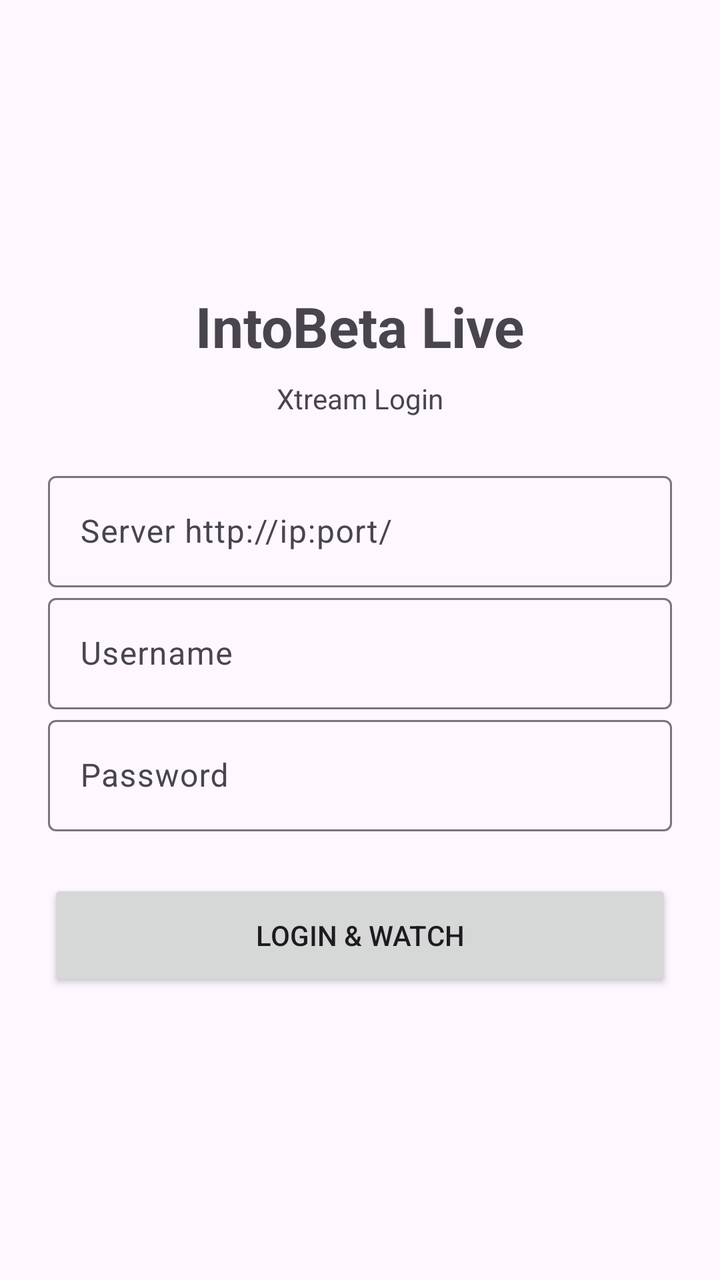
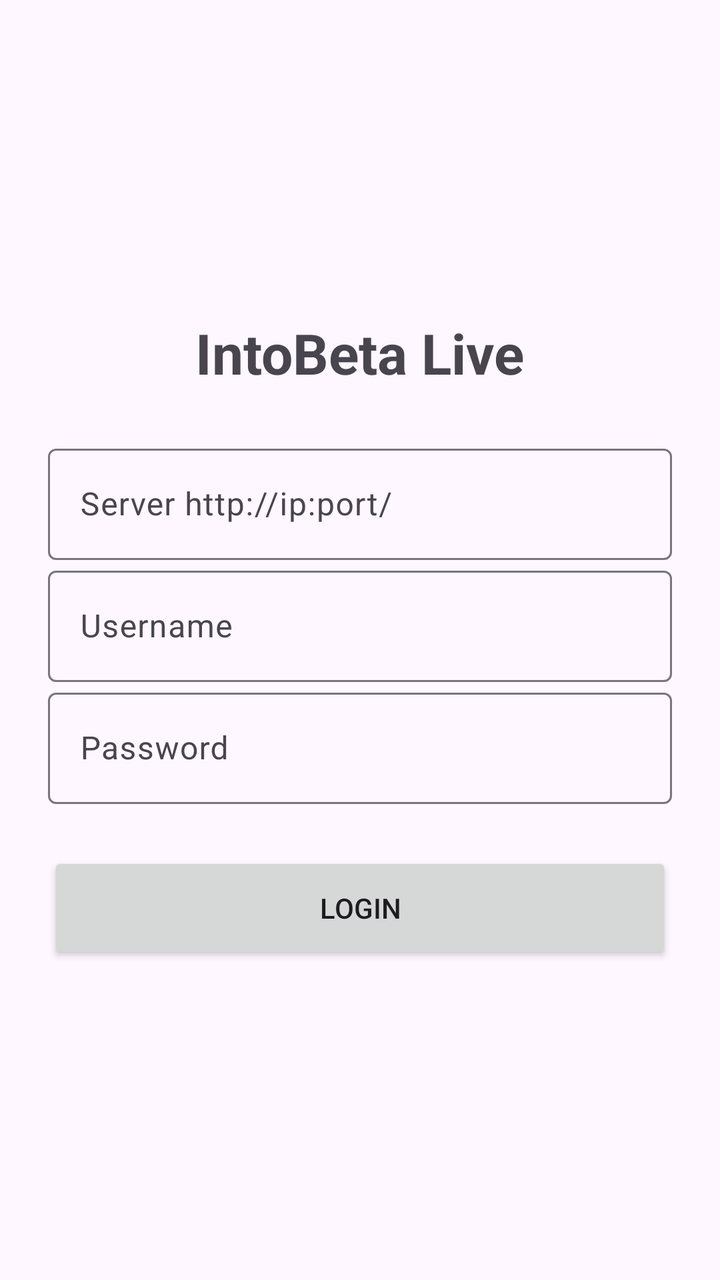

An Android layout rendered at two revisions. The XML below is the earlier revision; the diff shows what the commit changed to produce the second picture.
<!-- AndroidManifest.xml: application theme Theme.IntoBeta -->
<!-- res/layout/activity_login.xml -->
<?xml version="1.0" encoding="utf-8"?>
<LinearLayout xmlns:android="http://schemas.android.com/apk/res/android" android:orientation="vertical" android:padding="24dp" android:layout_width="match_parent" android:layout_height="match_parent" android:gravity="center">
    <TextView android:text="IntoBeta Live" android:textSize="28sp" android:textStyle="bold" android:layout_width="wrap_content" android:layout_height="wrap_content"/>
    <TextView android:text="Xtream Login" android:layout_marginTop="8dp" android:layout_width="wrap_content" android:layout_height="wrap_content"/>
    <com.google.android.material.textfield.TextInputLayout android:layout_marginTop="24dp" android:layout_width="match_parent" android:layout_height="wrap_content">
        <com.google.android.material.textfield.TextInputEditText android:id="@+id/etServer" android:hint="Server http://ip:port/" android:layout_width="match_parent" android:layout_height="wrap_content"/>
    </com.google.android.material.textfield.TextInputLayout>
    <com.google.android.material.textfield.TextInputLayout android:layout_width="match_parent" android:layout_height="wrap_content">
        <com.google.android.material.textfield.TextInputEditText android:id="@+id/etUser" android:hint="Username" android:layout_width="match_parent" android:layout_height="wrap_content"/>
    </com.google.android.material.textfield.TextInputLayout>
    <com.google.android.material.textfield.TextInputLayout android:layout_width="match_parent" android:layout_height="wrap_content">
        <com.google.android.material.textfield.TextInputEditText android:id="@+id/etPass" android:hint="Password" android:inputType="textPassword" android:layout_width="match_parent" android:layout_height="wrap_content"/>
    </com.google.android.material.textfield.TextInputLayout>
    <Button android:id="@+id/btnLogin" android:text="LOGIN &amp; WATCH" android:layout_marginTop="24dp" android:layout_width="match_parent" android:layout_height="56dp"/>
</LinearLayout>
<!-- resources referenced by this layout -->
<resources>
  <style name="Theme.IntoBeta" parent="Theme.Material3.DayNight">
          <item name="colorPrimary">#FF3D00</item>
      </style>
</resources>

<!-- the commit's change to res/layout/activity_login.xml (unified diff, before → after) -->
@@ -1,15 +1,8 @@
 <?xml version="1.0" encoding="utf-8"?>
-<LinearLayout xmlns:android="http://schemas.android.com/apk/res/android" android:orientation="vertical" android:padding="24dp" android:layout_width="match_parent" android:layout_height="match_parent" android:gravity="center">
-    <TextView android:text="IntoBeta Live" android:textSize="28sp" android:textStyle="bold" android:layout_width="wrap_content" android:layout_height="wrap_content"/>
-    <TextView android:text="Xtream Login" android:layout_marginTop="8dp" android:layout_width="wrap_content" android:layout_height="wrap_content"/>
-    <com.google.android.material.textfield.TextInputLayout android:layout_marginTop="24dp" android:layout_width="match_parent" android:layout_height="wrap_content">
-        <com.google.android.material.textfield.TextInputEditText android:id="@+id/etServer" android:hint="Server http://ip:port/" android:layout_width="match_parent" android:layout_height="wrap_content"/>
-    </com.google.android.material.textfield.TextInputLayout>
-    <com.google.android.material.textfield.TextInputLayout android:layout_width="match_parent" android:layout_height="wrap_content">
-        <com.google.android.material.textfield.TextInputEditText android:id="@+id/etUser" android:hint="Username" android:layout_width="match_parent" android:layout_height="wrap_content"/>
-    </com.google.android.material.textfield.TextInputLayout>
-    <com.google.android.material.textfield.TextInputLayout android:layout_width="match_parent" android:layout_height="wrap_content">
-        <com.google.android.material.textfield.TextInputEditText android:id="@+id/etPass" android:hint="Password" android:inputType="textPassword" android:layout_width="match_parent" android:layout_height="wrap_content"/>
-    </com.google.android.material.textfield.TextInputLayout>
-    <Button android:id="@+id/btnLogin" android:text="LOGIN &amp; WATCH" android:layout_marginTop="24dp" android:layout_width="match_parent" android:layout_height="56dp"/>
+<LinearLayout xmlns:android="http://schemas.android.com/apk/res/android" android:orientation="vertical" android:padding="24dp" android:gravity="center" android:layout_width="match_parent" android:layout_height="match_parent">
+<TextView android:text="IntoBeta Live" android:textSize="28sp" android:textStyle="bold" android:layout_width="wrap_content" android:layout_height="wrap_content"/>
+<com.google.android.material.textfield.TextInputLayout android:layout_marginTop="24dp" android:layout_width="match_parent" android:layout_height="wrap_content"><com.google.android.material.textfield.TextInputEditText android:id="@+id/etServer" android:hint="Server http://ip:port/" android:layout_width="match_parent" android:layout_height="wrap_content"/></com.google.android.material.textfield.TextInputLayout>
+<com.google.android.material.textfield.TextInputLayout android:layout_width="match_parent" android:layout_height="wrap_content"><com.google.android.material.textfield.TextInputEditText android:id="@+id/etUser" android:hint="Username" android:layout_width="match_parent" android:layout_height="wrap_content"/></com.google.android.material.textfield.TextInputLayout>
+<com.google.android.material.textfield.TextInputLayout android:layout_width="match_parent" android:layout_height="wrap_content"><com.google.android.material.textfield.TextInputEditText android:id="@+id/etPass" android:hint="Password" android:inputType="textPassword" android:layout_width="match_parent" android:layout_height="wrap_content"/></com.google.android.material.textfield.TextInputLayout>
+<Button android:id="@+id/btnLogin" android:text="LOGIN" android:layout_marginTop="24dp" android:layout_width="match_parent" android:layout_height="56dp"/>
 </LinearLayout>
<!-- resource entries referenced after the edit -->
@@ -1,7 +1,5 @@
 <!-- resources referenced by this layout -->
 <resources>
-  <style name="Theme.IntoBeta" parent="Theme.Material3.DayNight">
-          <item name="colorPrimary">#FF3D00</item>
-      </style>
+  <style name="Theme.IntoBeta" parent="Theme.Material3.DayNight"><item name="colorPrimary">#FF3D00</item></style>
 </resources>
 
